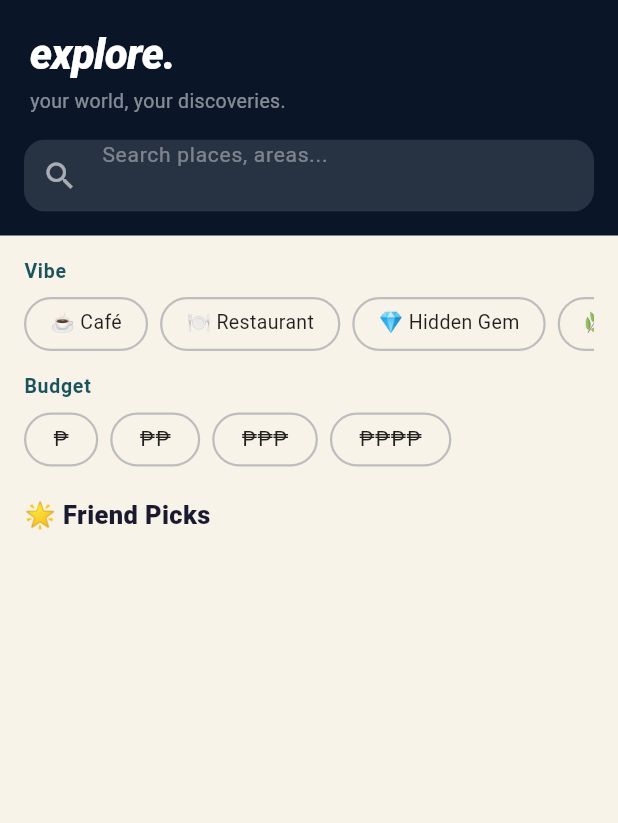
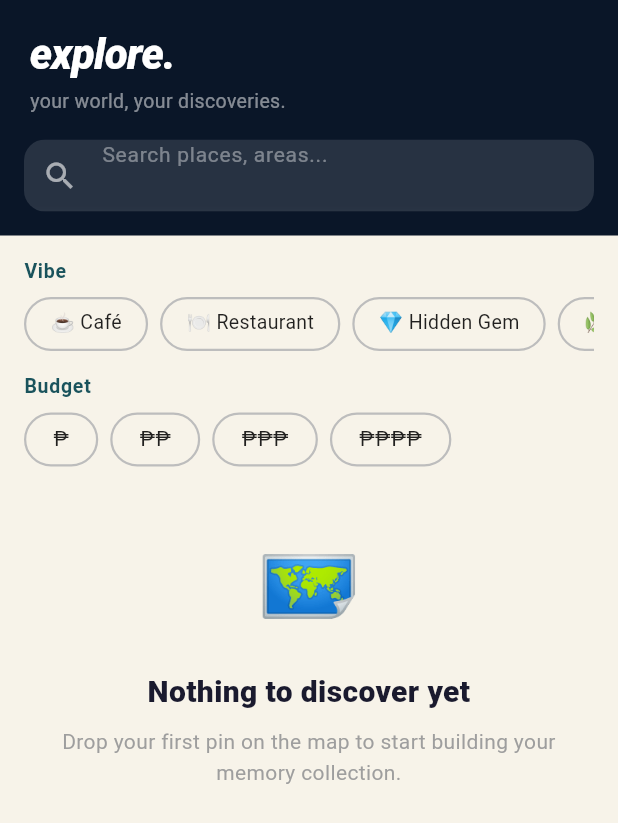
Before and after one commit to criscimacio-cell/tier, a Flutter app: the DiscoverScreen screen opened directly, on a phone screen of 412 x 824 dp. Shown: the top 823 px of the screen. Run offline on Flutter 3.47's test engine with Material 3 defaults, Android fonts, the phone set to English and light mode, and no system bars; our stand-ins replace flutter_map, geolocator, latlong2, shared_preferences, supabase_flutter; accounts and stored records are empty.

```diff
--- a/memory_map/lib/screens/add_pin_screen.dart
+++ b/memory_map/lib/screens/add_pin_screen.dart
@@ -4,7 +4,7 @@ import 'package:provider/provider.dart';
 import 'package:uuid/uuid.dart';
 import '../models/models.dart';
 import '../providers/pins_provider.dart';
-import '../data/mock_data.dart';
+import '../providers/user_provider.dart';
 import 'add_visit_screen.dart';
 
 class AddPinScreen extends StatefulWidget {
@@ -42,10 +42,11 @@ class _AddPinScreenState extends State<AddPinScreen> {
 
     final loc = widget.initialLocation ??
         const LatLng(14.5547, 121.0244); // Default: BGC
+    final userId = context.read<UserProvider>().user.id;
 
     final newPin = MapPin(
       id: const Uuid().v4(),
-      userId: kCurrentUserId,
+      userId: userId,
       lat: loc.latitude,
       lng: loc.longitude,
       name: _nameController.text.trim(),
--- a/memory_map/lib/screens/discover_screen.dart
+++ b/memory_map/lib/screens/discover_screen.dart
@@ -320,6 +320,7 @@ class _DiscoverScreenState extends State<DiscoverScreen> {
               ],
 
               // ── Friend Recommendations ─────────────────────────────────
+              if (userP.friends.isNotEmpty) ...[
                 SliverToBoxAdapter(
                   child: const Padding(
                     padding: EdgeInsets.fromLTRB(16, 20, 16, 10),
@@ -338,8 +339,7 @@ class _DiscoverScreenState extends State<DiscoverScreen> {
                     height: 130,
                     child: ListView.builder(
                       scrollDirection: Axis.horizontal,
-                    padding:
-                        const EdgeInsets.symmetric(horizontal: 16),
+                      padding: const EdgeInsets.symmetric(horizontal: 16),
                       itemCount: userP.friends.length,
                       itemBuilder: (_, i) {
                         final friend = userP.friends[i];
@@ -376,8 +376,7 @@ class _DiscoverScreenState extends State<DiscoverScreen> {
                                     child: Center(
                                       child: Text(
                                         friend.avatarEmoji,
-                                      style: const TextStyle(
-                                          fontSize: 16),
+                                        style: const TextStyle(fontSize: 16),
                                       ),
                                     ),
                                   ),
@@ -416,6 +415,7 @@ class _DiscoverScreenState extends State<DiscoverScreen> {
                     ),
                   ),
                 ),
+              ],
 
               // ── Places you haven't tried ───────────────────────────────
               if (untried.isNotEmpty) ...[
@@ -478,6 +478,43 @@ class _DiscoverScreenState extends State<DiscoverScreen> {
                   ),
                 ),
               ],
+
+              // ── Empty state (no pins, no friends, no search) ───────────
+              if (nudges.isEmpty &&
+                  userP.friends.isEmpty &&
+                  _searchQuery.isEmpty &&
+                  _vibeFilter == null &&
+                  _budgetFilter == null)
+                SliverToBoxAdapter(
+                  child: Padding(
+                    padding: const EdgeInsets.fromLTRB(24, 40, 24, 0),
+                    child: Column(
+                      children: [
+                        const Text('🗺️', style: TextStyle(fontSize: 56)),
+                        const SizedBox(height: 16),
+                        const Text(
+                          'Nothing to discover yet',
+                          style: TextStyle(
+                            fontSize: 20,
+                            fontWeight: FontWeight.w800,
+                            color: Color(0xFF1A1A2E),
+                          ),
+                          textAlign: TextAlign.center,
+                        ),
+                        const SizedBox(height: 8),
+                        Text(
+                          'Drop your first pin on the map to start building your memory collection.',
+                          style: TextStyle(
+                            color: Colors.grey.shade500,
+                            fontSize: 14,
+                            height: 1.5,
+                          ),
+                          textAlign: TextAlign.center,
+                        ),
+                      ],
+                    ),
+                  ),
+                ),
 
               // ── Search results / All pins ──────────────────────────────
               if (_searchQuery.isNotEmpty ||
--- a/memory_map/lib/screens/map_screen.dart
+++ b/memory_map/lib/screens/map_screen.dart
@@ -439,7 +439,7 @@ class _MapScreenState extends State<MapScreen> {
 
               // BOTTOM FILTER + TIME SLIDER
               Positioned(
-                bottom: 80,
+                bottom: 96,
                 left: 0,
                 right: 0,
                 child: Column(
@@ -515,7 +515,7 @@ class _MapScreenState extends State<MapScreen> {
 
           // FABs
           floatingActionButton: Padding(
-            padding: const EdgeInsets.only(bottom: 72),
+            padding: const EdgeInsets.only(bottom: 100),
             child: Column(
               mainAxisSize: MainAxisSize.min,
               children: [
```
Also changed, not shown: memory_map/lib/screens/app_shell.dart (+22 -0 lines), memory_map/lib/screens/profile_screen.dart (+50 -4 lines). Lines whose indentation alone changed are shown as unchanged.
